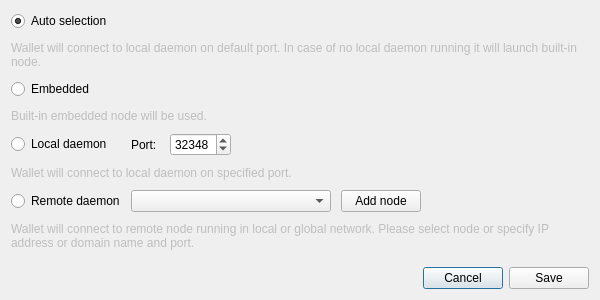
Old version of the form src/gui/ui/connectionsettingsdialog.ui in the repository cryptonotefoundation/cryptonotewallet.
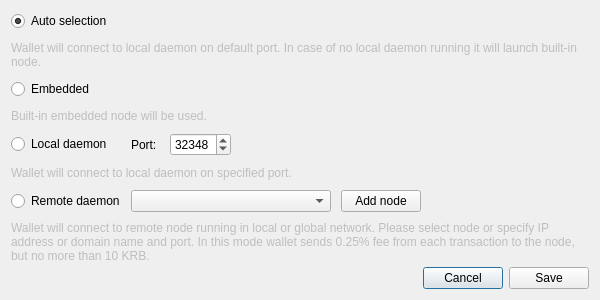
New version of the form. Icons and pictures are not drawn.

Patch:
```diff
--- a/src/gui/ui/connectionsettingsdialog.ui
+++ b/src/gui/ui/connectionsettingsdialog.ui
@@ -242,7 +242,7 @@
         <bool>false</bool>
        </property>
        <property name="text">
-        <string>Wallet will connect to remote node running in local or global network. Please select node or specify IP address or domain name and port.</string>
+        <string>Wallet will connect to remote node running in local or global network. Please select node or specify IP address or domain name and port. In this mode wallet sends 0.25% fee from each transaction to the node, but no more than 10 KRB.</string>
        </property>
        <property name="wordWrap">
         <bool>true</bool>
```
